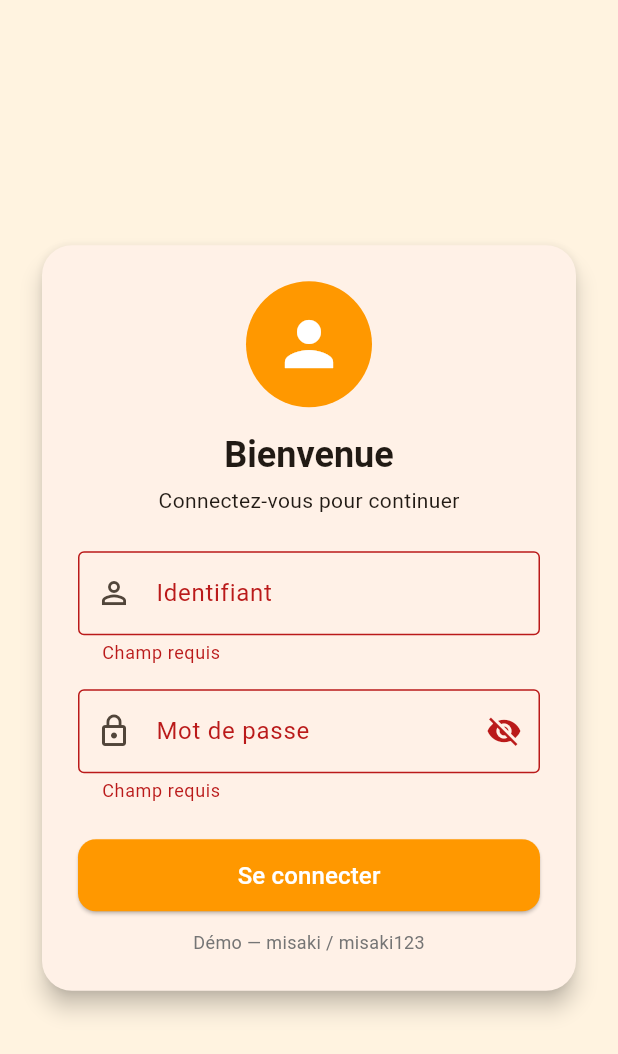
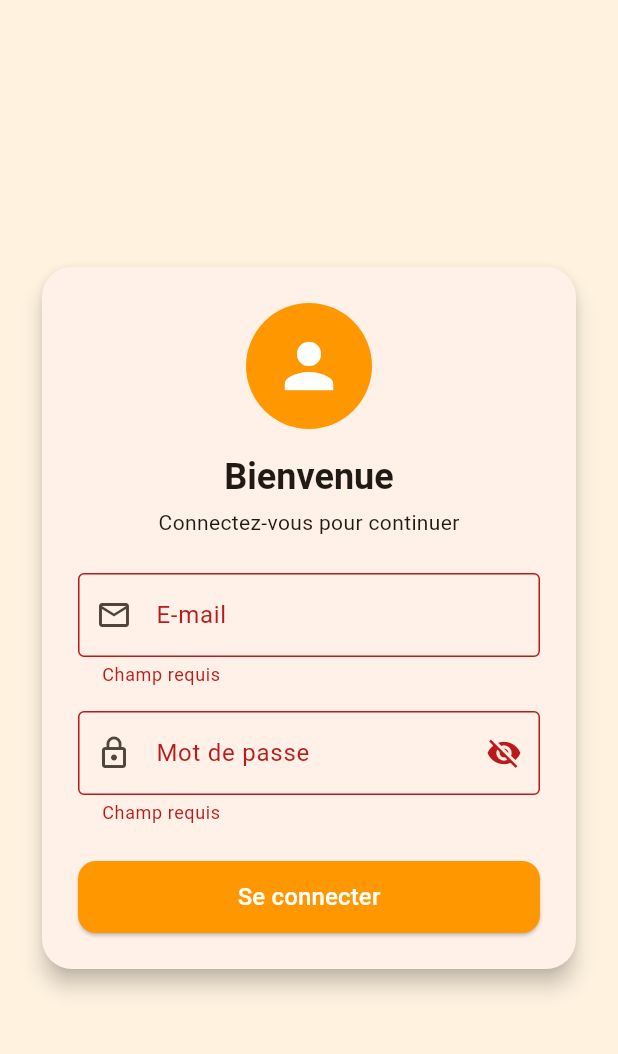
Before and after one commit to misakidebugged/cv_flutter_misaki, a Flutter app: the screen it shows after launch, after a tap on "Se connecter", on a phone screen of 412 x 824 dp. Shown: the top 1054 px of the screen. Run offline on Flutter 3.47's test engine with Material 3 defaults, Android fonts, the phone set to English and light mode, and no system bars.

Commit message:
update login page authentification

```diff
--- a/lib/pages/login_page.dart
+++ b/lib/pages/login_page.dart
@@ -1,4 +1,5 @@
 import 'package:flutter/material.dart';
+import '../services/api_service.dart';
 import 'main_navigation.dart';
 
 class LoginPage extends StatefulWidget {
@@ -10,18 +11,14 @@ class LoginPage extends StatefulWidget {
 
 class _LoginPageState extends State<LoginPage> {
   final _formKey = GlobalKey<FormState>();
-  final _usernameController = TextEditingController();
+  final _emailController = TextEditingController();
   final _passwordController = TextEditingController();
   bool _obscure = true;
   bool _loading = false;
 
-  // Identifiants de démonstration
-  static const String _validUser = 'misaki';
-  static const String _validPass = 'misaki123';
-
   @override
   void dispose() {
-    _usernameController.dispose();
+    _emailController.dispose();
     _passwordController.dispose();
     super.dispose();
   }
@@ -29,19 +26,27 @@ class _LoginPageState extends State<LoginPage> {
   Future<void> _login() async {
     if (!_formKey.currentState!.validate()) return;
     setState(() => _loading = true);
-    await Future.delayed(const Duration(milliseconds: 400));
-    if (!mounted) return;
-
-    if (_usernameController.text.trim() == _validUser &&
-        _passwordController.text == _validPass) {
+    try {
+      await ApiService.login(
+        email: _emailController.text.trim(),
+        password: _passwordController.text,
+      );
+      if (!mounted) return;
       Navigator.of(context).pushReplacement(
         MaterialPageRoute(builder: (_) => const MainNavigation()),
       );
-    } else {
+    } on ApiException catch (e) {
+      if (!mounted) return;
+      setState(() => _loading = false);
+      ScaffoldMessenger.of(context).showSnackBar(
+        SnackBar(content: Text(e.message), backgroundColor: Colors.redAccent),
+      );
+    } catch (_) {
+      if (!mounted) return;
       setState(() => _loading = false);
       ScaffoldMessenger.of(context).showSnackBar(
         const SnackBar(
-          content: Text('Identifiant ou mot de passe incorrect'),
+          content: Text('Impossible de contacter le serveur'),
           backgroundColor: Colors.redAccent,
         ),
       );
@@ -85,14 +90,18 @@ class _LoginPageState extends State<LoginPage> {
                       const Text('Connectez-vous pour continuer'),
                       const SizedBox(height: 24),
                       TextFormField(
-                        controller: _usernameController,
+                        controller: _emailController,
+                        keyboardType: TextInputType.emailAddress,
                         decoration: const InputDecoration(
-                          labelText: 'Identifiant',
-                          prefixIcon: Icon(Icons.person_outline),
+                          labelText: 'E-mail',
+                          prefixIcon: Icon(Icons.email_outlined),
                           border: OutlineInputBorder(),
                         ),
-                        validator: (v) =>
-                            (v == null || v.trim().isEmpty) ? 'Champ requis' : null,
+                        validator: (v) {
+                          if (v == null || v.trim().isEmpty) return 'Champ requis';
+                          if (!v.contains('@')) return 'E-mail invalide';
+                          return null;
+                        },
                       ),
                       const SizedBox(height: 16),
                       TextFormField(
@@ -139,11 +148,6 @@ class _LoginPageState extends State<LoginPage> {
                                   style: TextStyle(fontSize: 16)),
                         ),
                       ),
-                      const SizedBox(height: 12),
-                      Text(
-                        'Démo — misaki / misaki123',
-                        style: TextStyle(color: Colors.grey.shade600, fontSize: 12),
-                      ),
                     ],
                   ),
                 ),
```
